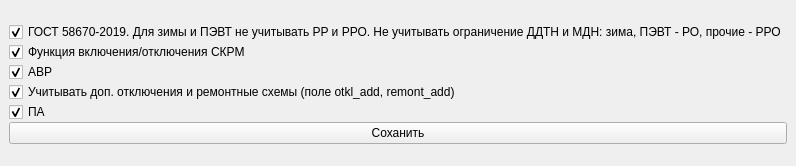
Before: the Qt Designer form qt_calc_ur_set.ui in wia86/rastr_add, drawn with Qt 5.
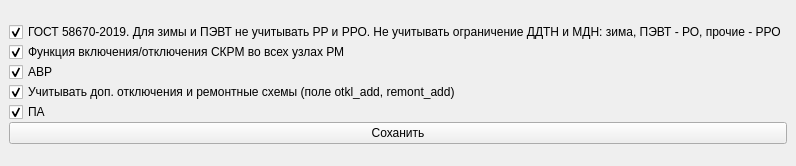
After: the same form once the commit is applied.

```diff
--- a/qt_calc_ur_set.ui
+++ b/qt_calc_ur_set.ui
@@ -33,7 +33,7 @@
       <item>
        <widget class="QCheckBox" name="cb_skrm">
         <property name="text">
-         <string>Функция включения/отключения СКРМ  </string>
+         <string>Функция включения/отключения СКРМ во всех узлах РМ</string>
         </property>
         <property name="checked">
          <bool>true</bool>
```
